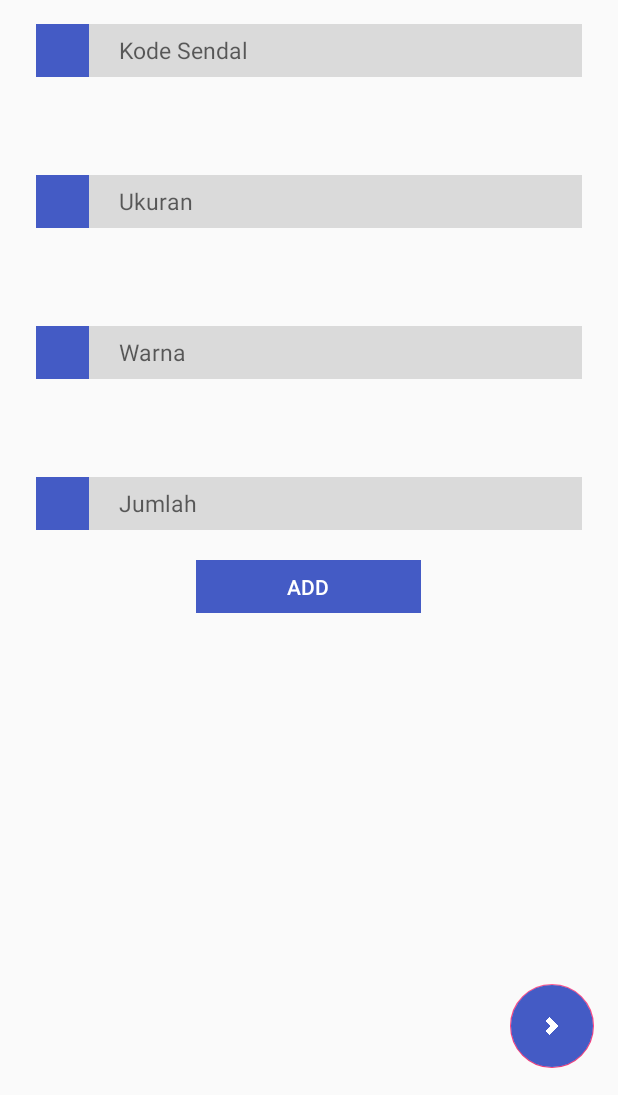
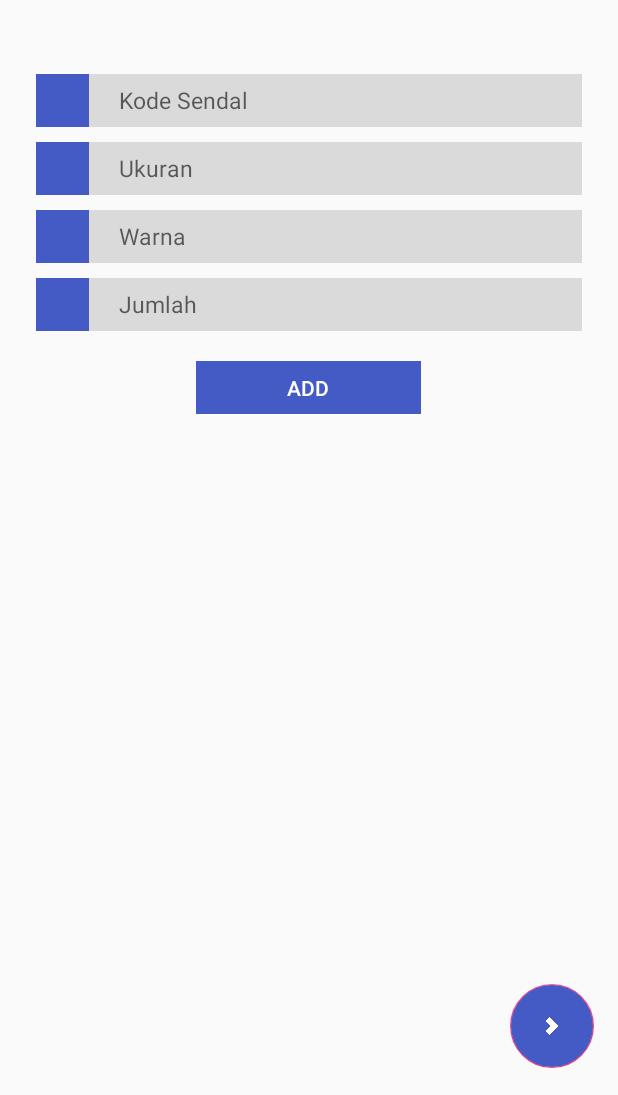
Before and after one commit to hawkjstn98/FinalProject, an Android app: the TransactionActivity screen opened directly, with no data from a screen before it, on a phone screen of 412 x 824 dp, the part 141-1236 px from its top. Run offline under Robolectric (Android 15) with nearby library versions, the phone set to English and light mode, and no system bars; 3 statements that could not run were skipped.

Commit message:
rapiin sedikit

```diff
--- a/app/src/main/res/layout/activity_transaction.xml
+++ b/app/src/main/res/layout/activity_transaction.xml
@@ -161,7 +161,7 @@
                 app:layout_constraintEnd_toEndOf="parent"
                 app:layout_constraintStart_toStartOf="parent"
                 app:layout_constraintTop_toBottomOf="@+id/field_warna"
-                app:layout_constraintBottom_toBottomOf="parent">
+                app:layout_constraintBottom_toTopOf="@id/btnAdd">
 
             <ImageView
                     android:id="@+id/imgView_jumlah"
```
